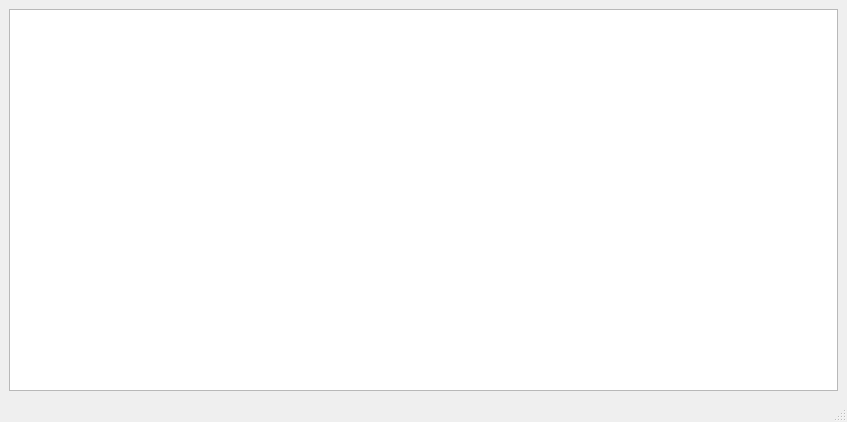
Before: the Qt Designer form mainwindow.ui in Stickerbomb/TestTask, drawn with Qt 5.
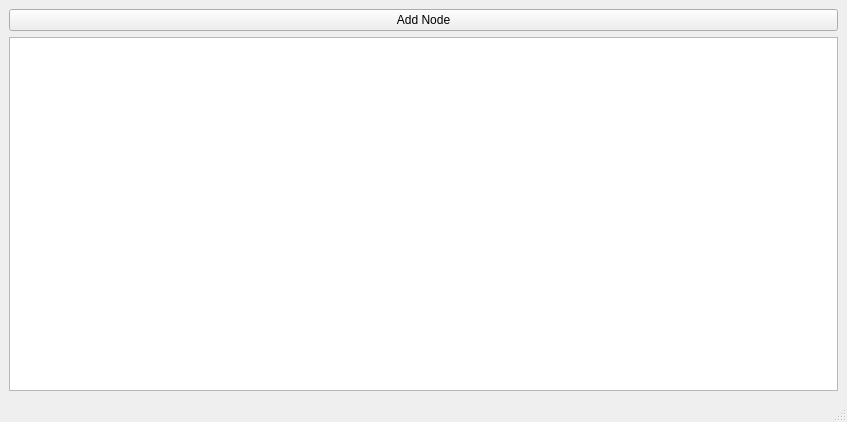
After: the same form once the commit is applied.

What changed in the file:
```diff
--- a/mainwindow.ui
+++ b/mainwindow.ui
@@ -15,6 +15,13 @@
   </property>
   <widget class="QWidget" name="centralwidget">
    <layout class="QVBoxLayout" name="verticalLayout">
+    <item>
+     <widget class="QPushButton" name="addButton">
+      <property name="text">
+       <string>Add Node</string>
+      </property>
+     </widget>
+    </item>
     <item>
      <widget class="QTreeView" name="treeView">
       <property name="editTriggers">
```
